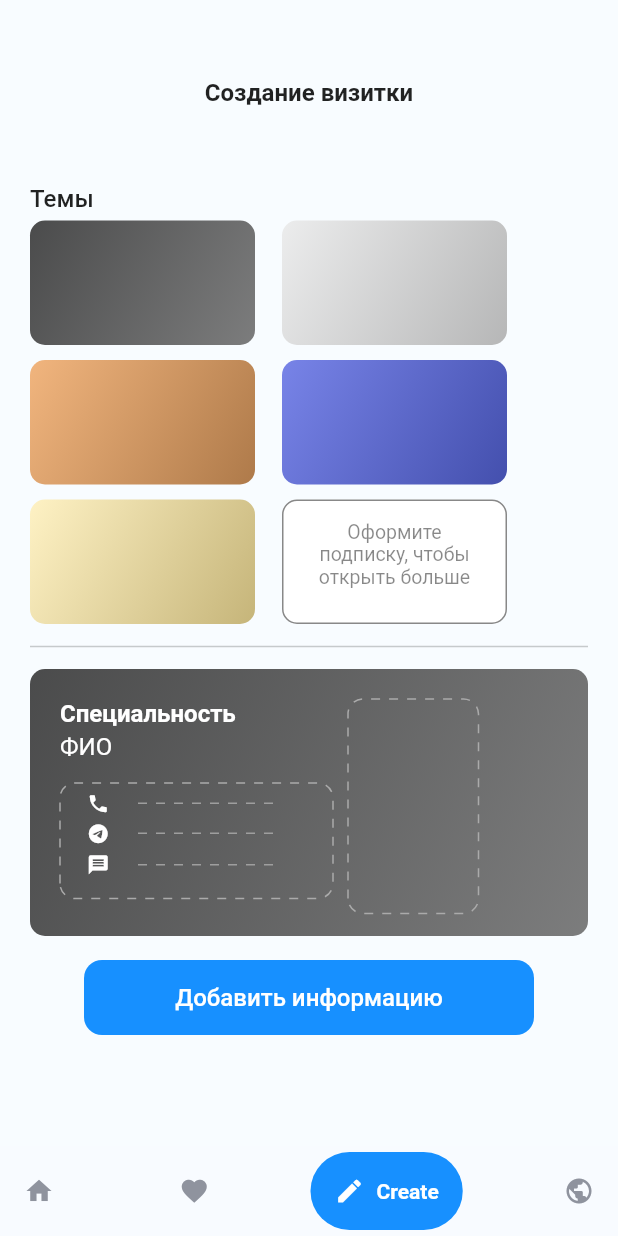
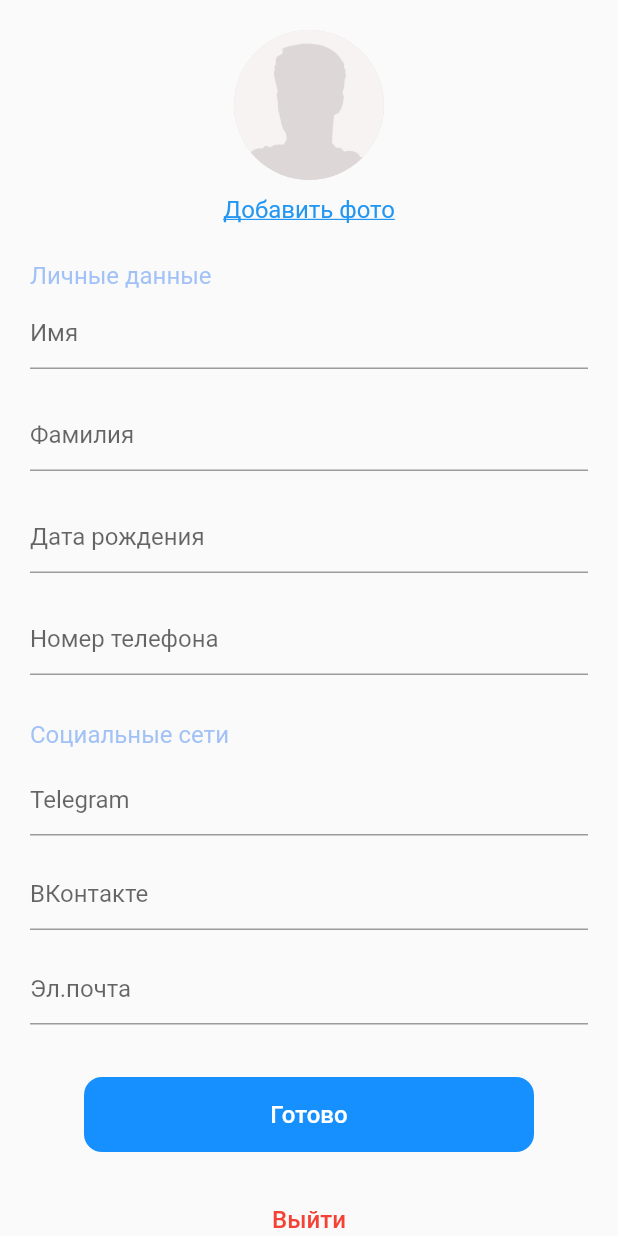
Before and after one commit to StrangeLove-StructureHack-14-04-23/mobile-app, a Flutter app: the EditorPage screen opened by its route, after a tap on "Добавить информацию", on a phone screen of 412 x 824 dp. Run offline on Flutter 3.47's test engine with Material 2 defaults, Android fonts, the phone set to English and light mode, and no system bars; drawn by our look-alikes of dotted_border, dotted_line, google_nav_bar; our stand-ins replace bloc, dio, flutter_bloc, go_router, image_picker, qr_flutter and 1 more; missing offline and left inert: flutter_simple_dependency_injection, wifi_info_plugin_plus; accounts and stored records are empty.

Commit message:
data Redactor

```diff
--- a/lib/main.dart
+++ b/lib/main.dart
@@ -2,6 +2,7 @@ import 'package:flutter/material.dart';
 import 'package:flutter_simple_dependency_injection/injector.dart';
 import 'package:go_router/go_router.dart';
 import 'package:mobile_app/pages/auth/welcome_page.dart';
+import 'package:mobile_app/pages/editor/data_editor_page.dart';
 import 'package:mobile_app/pages/profile/profile_page.dart';
 
 import 'pages/auth/sign_in_page.dart';
@@ -68,6 +69,11 @@ class MyApp extends StatelessWidget {
                 pageBuilder: (context, state) =>
                     NoTransitionPage(child: PublicPage()),
               ),
+              // GoRoute(
+              //   path: Routes.dataEditor,
+              //   pageBuilder: (context, state) =>
+              //       NoTransitionPage(child: DataRedactorPage()),
+              // ),
             ],
           ),
           GoRoute(
@@ -77,6 +83,16 @@ class MyApp extends StatelessWidget {
               context: context,
               state: state,
               child: SignInPage(),
+              // child: VCardPage(),
+            ),
+          ),
+          GoRoute(
+            parentNavigatorKey: _rootNavigatorKey,
+            path: Routes.dataEditor,
+            pageBuilder: (context, state) => buildPageWithPopupTransition<void>(
+              context: context,
+              state: state,
+              child: DataRedactorPage(),
               // child: VCardPage(),
             ),
           ),
--- /dev/null
+++ b/lib/pages/editor/data_editor_page.dart
@@ -0,0 +1,283 @@
+import 'dart:io';
+
+import 'package:flutter/material.dart';
+import 'package:flutter/src/widgets/framework.dart';
+import 'package:flutter/src/widgets/placeholder.dart';
+import 'package:go_router/go_router.dart';
+import 'package:image_picker/image_picker.dart';
+
+import '../../utils/app_routes.dart';
+
+class DataRedactorPage extends StatefulWidget {
+  const DataRedactorPage({super.key});
+
+
+  @override
+  State<DataRedactorPage> createState() => _DataRedactorPageState();
+}
+
+class _DataRedactorPageState extends State<DataRedactorPage> {
+  XFile? _portreit;
+
+  @override
+  Widget build(BuildContext context) {
+    return Scaffold(
+      body: SafeArea(
+        child: SingleChildScrollView(
+          child: Padding(
+            padding: const EdgeInsets.all(20.0),
+            child: Center(
+              child: Column(children: [
+                Container(
+                  width: 100,
+                  height: 100,
+                  decoration: BoxDecoration(
+                    borderRadius: BorderRadius.circular(100),
+                    color: Color(0xffdddddd),
+                    image: DecorationImage(
+                              image: AssetImage('assets/images/vCard-page/anon.png'),
+                              fit: BoxFit.fitWidth,
+                            ),
+                  ),
+                ),
+                const SizedBox(height: 10,),
+                Material(
+                  color: Colors.transparent,
+                  child: InkWell(
+                    onTap: () async {
+                      final XFile? image = await ImagePicker().pickImage(source: ImageSource.gallery);
+                      setState(() {
+                        _portreit = image;
+                      });
+                    },
+                    child: Text('Добавить фото', style: TextStyle(
+                      color: Colors.blue,
+                      decoration: TextDecoration.underline,
+                      fontSize: 16,
+                      fontWeight: FontWeight.w400
+                    ),),
+                  ),
+                ),
+                const SizedBox(height: 25,),
+                Row(
+                  mainAxisAlignment: MainAxisAlignment.start,
+                  children: [
+                    Text('Личные данные', style: TextStyle(
+                      color: Color.fromARGB(122, 66, 133, 244),
+                      fontSize: 16,
+                      fontWeight: FontWeight.w400
+                    ),),
+                  ],
+                ),
+                const SizedBox(height: 5,),
+
+                TextFormField(
+                  decoration: const InputDecoration(
+                    hintText: 'Имя',
+                    // labelText: 'Name *',
+                  ),
+                  onSaved: (String? value) {
+                    // This optional block of code can be used to run
+                    // code when the user saves the form.
+                  },
+                  style: TextStyle(
+                    fontSize: 16,
+                    fontWeight: FontWeight.w400
+                  ),
+                  // textAlign: TextAlign.end,
+                  // validator: (String? value) {
+                  //   return (value != null && value.contains('@')) ? 'Do not use the @ char.' : null;
+                  // },
+                ),
+                const SizedBox(height: 20,),
+
+                TextFormField(
+                  decoration: const InputDecoration(
+                    hintText: 'Фамилия',
+                    // labelText: 'Name *',
+                  ),
+                  onSaved: (String? value) {
+                    // This optional block of code can be used to run
+                    // code when the user saves the form.
+                  },
+                  style: TextStyle(
+                    fontSize: 16,
+                    fontWeight: FontWeight.w400
+                  ),
+                  // textAlign: TextAlign.end,
+                  // validator: (String? value) {
+                  //   return (value != null && value.contains('@')) ? 'Do not use the @ char.' : null;
+                  // },
+                ),
+                const SizedBox(height: 20,),
+
+                TextFormField(
+                  decoration: const InputDecoration(
+                    hintText: 'Дата рождения',
+                    // labelText: 'Name *',
+                  ),
+                  onSaved: (String? value) {
+                    // This optional block of code can be used to run
+                    // code when the user saves the form.
+                  },
+                  style: TextStyle(
+                    fontSize: 16,
+                    fontWeight: FontWeight.w400
+                  ),
+                  // textAlign: TextAlign.end,
+                  // validator: (String? value) {
+                  //   return (value != null && value.contains('@')) ? 'Do not use the @ char.' : null;
+                  // },
+                ),
+                const SizedBox(height: 20,),
+
+                TextFormField(
+                  decoration: const InputDecoration(
+                    hintText: 'Номер телефона',
+                    // labelText: 'Name *',
+                  ),
+                  onSaved: (String? value) {
+                    // This optional block of code can be used to run
+                    // code when the user saves the form.
+                  },
+                  style: TextStyle(
+                    fontSize: 16,
+                    fontWeight: FontWeight.w400
+                  ),
+                  // textAlign: TextAlign.end,
+                  // validator: (String? value) {
+                  //   return (value != null && value.contains('@')) ? 'Do not use the @ char.' : null;
+                  // },
+                ),
+                const SizedBox(height: 30,),
+
+                Row(
+                  mainAxisAlignment: MainAxisAlignment.start,
+                  children: [
+                    Text('Социальные сети', style: TextStyle(
+                          color: Color.fromARGB(122, 66, 133, 244),
+                          fontSize: 16,
+                          fontWeight: FontWeight.w400
+                        ),),
+                  ],
+                ),
+                const SizedBox(height: 10,),
+
+                TextFormField(
+                  decoration: const InputDecoration(
+                    hintText: 'Telegram',
+                    // labelText: 'Name *',
+                  ),
+                  onSaved: (String? value) {
+                    // This optional block of code can be used to run
+                    // code when the user saves the form.
+                  },
+                  style: TextStyle(
+                    fontSize: 16,
+                    fontWeight: FontWeight.w400
+                  ),
+                  // textAlign: TextAlign.end,
+                  // validator: (String? value) {
+                  //   return (value != null && value.contains('@')) ? 'Do not use the @ char.' : null;
+                  // },
+                ),
+                const SizedBox(height: 15,),
+
+                TextFormField(
+                  decoration: const InputDecoration(
+                    hintText: 'ВКонтакте',
+                    // labelText: 'Name *',
+                  ),
+                  onSaved: (String? value) {
+                    // This optional block of code can be used to run
+                    // code when the user saves the form.
+                  },
+                  style: TextStyle(
+                    fontSize: 16,
+                    fontWeight: FontWeight.w400
+                  ),
+                  // textAlign: TextAlign.end,
+                  // validator: (String? value) {
+                  //   return (value != null && value.contains('@')) ? 'Do not use the @ char.' : null;
+                  // },
+                ),
+                const SizedBox(height: 15,),
+
+                TextFormField(
+                  decoration: const InputDecoration(
+                    hintText: 'Эл.почта',
+                    // labelText: 'Name *',
+                  ),
+                  onSaved: (String? value) {
+                    // This optional block of code can be used to run
+                    // code when the user saves the form.
+                  },
+                  style: TextStyle(
+                    fontSize: 16,
+                    fontWeight: FontWeight.w400
+                  ),
+                  // textAlign: TextAlign.end,
+                  validator: (String? value) {
+                    return (value != null && !value.contains('@')) ? 'Use the @ char.' : null;
+                  },
+                ),
+                const SizedBox(height: 35,),
+                Container(
+                decoration: BoxDecoration(
+                  borderRadius: BorderRadius.circular(12),
+                  color: Color(0xff1790FF),
+                ),
+                child: Material(
+                  color: Colors.transparent,
+                  child: InkWell(
+                    onTap: (){
+                      context.pop();
+                    },
+                    child: Container(
+                      width: 300,
+                      height: 50,
+                      child: Center(
+                        child: Text('Готово', style: TextStyle(
+                          color: Colors.white,
+                          fontSize: 16,
+                          fontWeight: FontWeight.w500
+                        ),),
+                      ),
+                    ),
+                  ),
+                ),
+              ),
+              const SizedBox(height: 20,),
+              Container(
+                decoration: BoxDecoration(
+                  borderRadius: BorderRadius.circular(12),
+                  // color: Color(0xff1790FF),
+                ),
+                child: Material(
+                  color: Colors.transparent,
+                  child: InkWell(
+                    onTap: (){
+                      context.pop();
+                    },
+                    child: Container(
+                      width: 300,
+                      height: 50,
+                      child: Center(
+                        child: Text('Выйти', style: TextStyle(
+                          color: Colors.red,
+                          fontSize: 16,
+                          fontWeight: FontWeight.w500
+                        ),),
+                      ),
+                    ),
+                  ),
+                ),
+              ),
+
+              ],)
+              ),
+          ),
+        )),
+    );
+  }
+}
--- a/lib/pages/editor/editor_page.dart
+++ b/lib/pages/editor/editor_page.dart
@@ -1,9 +1,12 @@
 import 'package:flutter/material.dart';
 import 'package:flutter/src/widgets/framework.dart';
 import 'package:flutter/src/widgets/placeholder.dart';
+import 'package:go_router/go_router.dart';
 import 'package:mobile_app/utils/app_colors.dart';
 import 'package:dotted_border/dotted_border.dart';
 import 'package:dotted_line/dotted_line.dart';
+
+import '../../utils/app_routes.dart';
 
 List<Color> getThemeCardColor({required index}){
   if (index==0){
@@ -387,7 +390,9 @@ class _EditorPageState extends State<EditorPage> {
                 child: Material(
                   color: Colors.transparent,
                   child: InkWell(
-                    onTap: (){},
+                    onTap: (){
+                      context.push(Routes.dataEditor);
+                    },
                     child: Container(
                       width: 300,
                       height: 50,
--- a/lib/ui/card.dart
+++ b/lib/ui/card.dart
@@ -172,13 +172,13 @@ class _CardWidgetState extends State<CardWidget> {
                               mainAxisAlignment: MainAxisAlignment.start,
                               children: [
                                 const Icon(Icons.telegram, color: Colors.white,),
-                                const SizedBox(
+                                SizedBox(
                                   width: 19,
                                 ),
                                 InkWell(
                                     child: Text(
                                   widget.telegram,
-                                  style: const TextStyle(
+                                  style: TextStyle(
                                       color: Colors.white,
                                       fontSize: 13,
                                       fontWeight: FontWeight.w400),
--- a/lib/utils/app_routes.dart
+++ b/lib/utils/app_routes.dart
@@ -5,11 +5,12 @@ abstract class Routes {
   static const String welcome = '/welcome';
 
   static const String editor = '/editor';
+  static const String dataEditor = '/dataEditor';
   static const String profile = '/profile';
   static const String share = '/share';
   static const String cardHolder = '/cardHolder';
   static const String public = '/public';
-    static const String home = '/home';
+  static const String home = '/home';
 }
 
 enum MenuRoute {
--- a/pubspec.yaml
+++ b/pubspec.yaml
@@ -46,6 +46,7 @@ dependencies:
   wifi_info_plugin_plus: ^2.0.2
   dotted_border: ^2.0.0+3
   dotted_line: ^3.1.0
+  image_picker: ">0.6.7"
 
 dev_dependencies:
   flutter_test:
```
Also changed, not shown: assets/images/vCard-page/anon.png (added), 2 other files.
